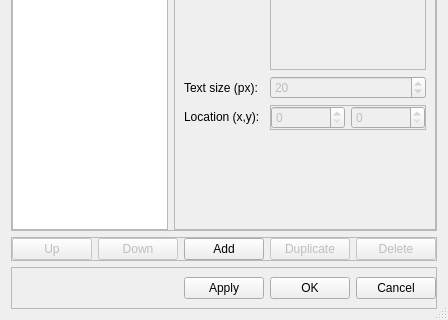
First picture: the form in src/DialogEditAnnotations.ui, repository gdevic/Z80Explorer, before the edit; both pictures show x 0 to 448 and y 144 to 464 of the 448 by 464 pixel window.
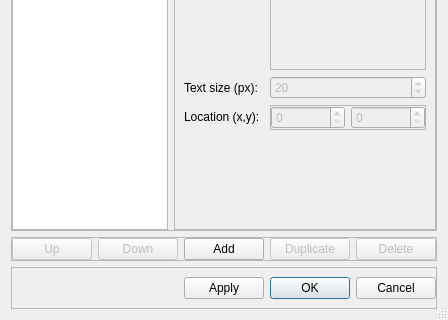
Second picture: the form after the edit.

Commit message: Annotation edit default button is OK

The edit to the form file:
```diff
--- a/src/DialogEditAnnotations.ui
+++ b/src/DialogEditAnnotations.ui
@@ -297,6 +297,9 @@
         <property name="text">
          <string>OK</string>
         </property>
+        <property name="default">
+         <bool>true</bool>
+        </property>
        </widget>
       </item>
       <item>
```
